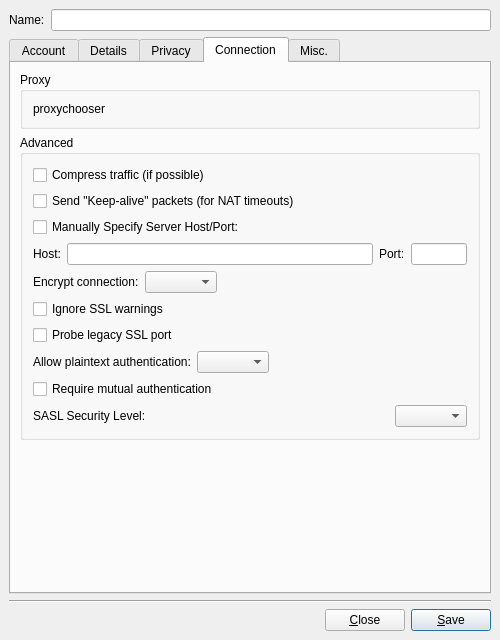
Above: main/synapse-im/src/accountmodify.ui from BackupTheBerlios/synapse-xmpp-svn before the change. Below: the same form after it.
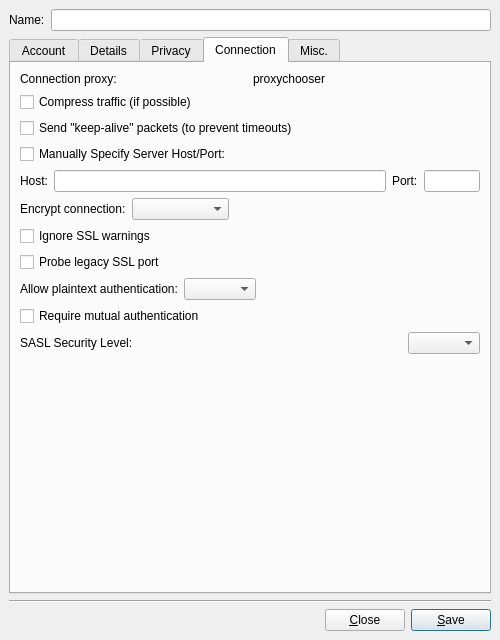
That is the form after the change. The open tabs and pages were chosen to show the change. Custom widgets are drawn as their Qt base class.

```diff
--- a/main/synapse-im/src/accountmodify.ui
+++ b/main/synapse-im/src/accountmodify.ui
@@ -558,17 +558,20 @@
         <number>6</number>
        </property>
        <item>
-        <widget class="QGroupBox" name="gb_proxy" >
-         <property name="title" >
-          <string>Proxy</string>
-         </property>
-         <layout class="QVBoxLayout" >
+        <layout class="QHBoxLayout" >
           <property name="margin" >
-           <number>10</number>
+          <number>0</number>
           </property>
           <property name="spacing" >
            <number>6</number>
           </property>
+         <item>
+          <widget class="QLabel" name="lb_proxy" >
+           <property name="text" >
+            <string>Connection proxy:</string>
+           </property>
+          </widget>
+         </item>
           <item>
            <widget class="QLabel" name="lb_proxychooser" >
             <property name="text" >
@@ -577,20 +580,7 @@
            </widget>
           </item>
          </layout>
-        </widget>
        </item>
-       <item>
-        <widget class="QGroupBox" name="gb_advanced" >
-         <property name="title" >
-          <string>Advanced</string>
-         </property>
-         <layout class="QVBoxLayout" >
-          <property name="margin" >
-           <number>10</number>
-          </property>
-          <property name="spacing" >
-           <number>6</number>
-          </property>
           <item>
            <widget class="QCheckBox" name="ck_compress" >
             <property name="text" >
@@ -601,7 +591,7 @@
           <item>
            <widget class="QCheckBox" name="ck_keepAlive" >
             <property name="text" >
-             <string>Send "Keep-alive" packets (for NAT timeouts)</string>
+          <string>Send "keep-alive" packets (to prevent timeouts)</string>
             </property>
            </widget>
           </item>
@@ -802,9 +792,6 @@
             </item>
            </layout>
           </item>
-         </layout>
-        </widget>
-       </item>
        <item>
         <spacer>
          <property name="orientation" >
```
Left out of the diff: 3 changed lines with no effect on the pictures. Lines whose indentation alone changed are shown as unchanged.
